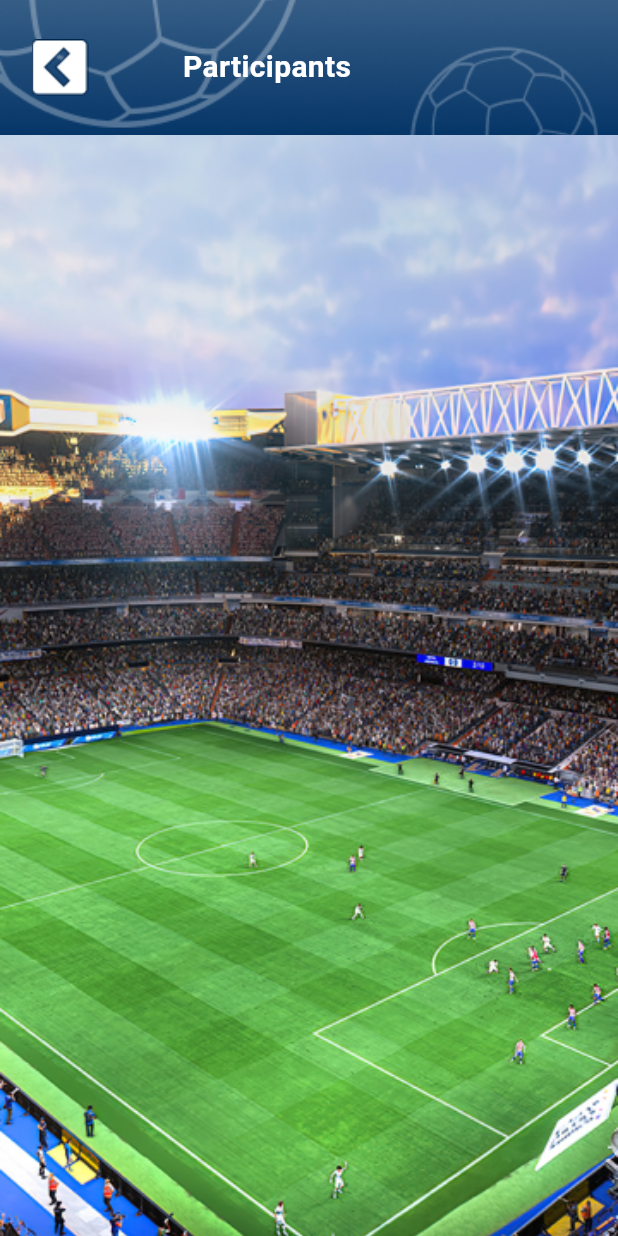
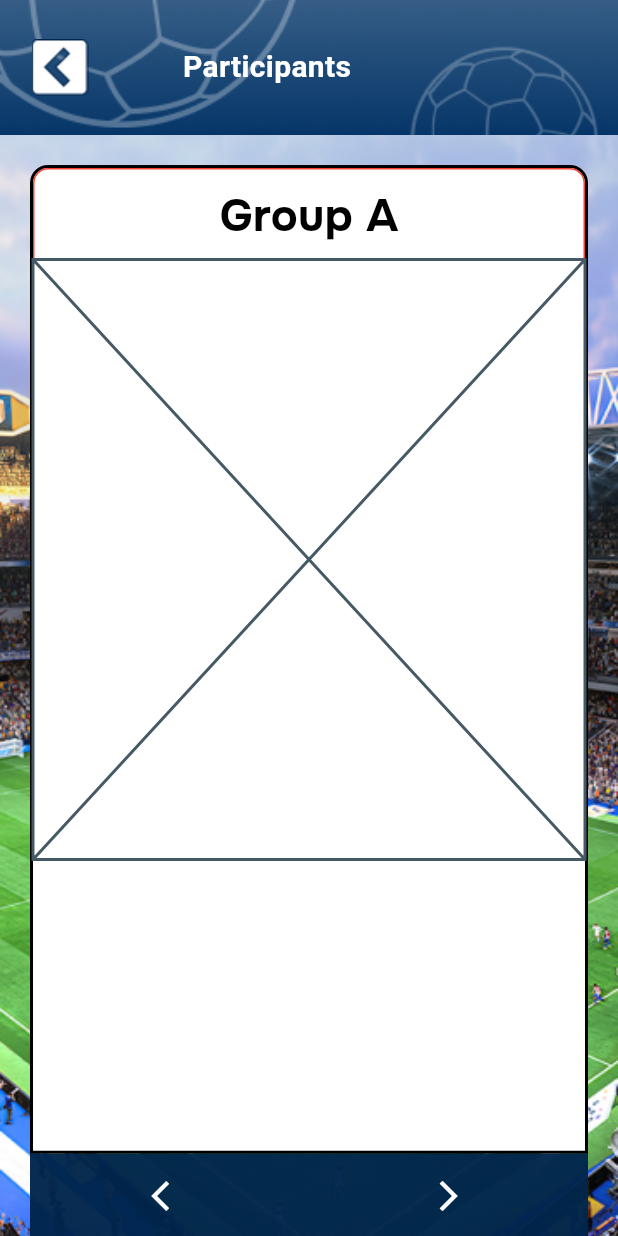
Before and after one commit to Mekdim12/Sport-Events-Game-Mobile-App, a Flutter app: the ParticipantsWidget screen opened directly, on a phone screen of 412 x 824 dp. Run offline on Flutter 3.47's test engine with Material 3 defaults, Android fonts, the phone set to English and light mode, and no system bars; our stand-ins replace google_fonts.

Commit message:
feat: Add google_fonts dependency and CustomTable component

```diff
--- /dev/null
+++ b/lib/components/custom_table.dart
@@ -0,0 +1,79 @@
+import 'package:flutter/material.dart';
+import 'package:google_fonts/google_fonts.dart';
+
+class CustomTable extends StatefulWidget {
+  final dynamic content;
+  final double heightOfComponent;
+  final bool isComponentLabel;
+
+  const CustomTable(this.content, this.heightOfComponent, this.isComponentLabel,
+      {super.key});
+
+  @override
+  State<CustomTable> createState() => _CustomTableState();
+}
+
+class _CustomTableState extends State<CustomTable> {
+  @override
+  Widget build(BuildContext context) {
+    if (widget.isComponentLabel) {
+      return CustomTableLabel(widget.content, widget.heightOfComponent);
+    } else {
+      return CustomTableBody(widget.content, widget.heightOfComponent);
+    }
+  }
+}
+
+class CustomTableLabel extends StatefulWidget {
+  final dynamic content;
+  final double heightOfComponent;
+
+  const CustomTableLabel(this.content, this.heightOfComponent, {super.key});
+
+  @override
+  State<CustomTableLabel> createState() => _CustomTableLabelState();
+}
+
+class _CustomTableLabelState extends State<CustomTableLabel> {
+  bool isNextButtonDisabled = false;
+  bool isPreviousButtonDisabled = false;
+  @override
+  Widget build(BuildContext context) {
+    return Container(
+
+      padding: EdgeInsets.all(widget.content['padding']),
+      decoration: BoxDecoration(
+         border: Border.all(color: Colors.red),
+         borderRadius: widget.content['border_radius'],
+      ),
+      height: widget.heightOfComponent,
+     child: Center(
+
+        child: Text(
+          widget.content['label'],
+          style: GoogleFonts.onest(
+            color:Colors.black,
+            fontSize:30,
+            fontWeight: FontWeight.bold,
+          ),
+
+        ),
+      )
+    );
+  }
+}
+class CustomTableBody extends StatefulWidget {
+  final dynamic content;
+  final double heightOfComponent;
+  const CustomTableBody(this.content, this.heightOfComponent, {super.key});
+
+  @override
+  State<CustomTableBody> createState() => _CustomTableBodyState();
+}
+
+class _CustomTableBodyState extends State<CustomTableBody> {
+  @override
+  Widget build(BuildContext context) {
+    return Placeholder();
+  }
+}
--- a/lib/screens/participants_screen.dart
+++ b/lib/screens/participants_screen.dart
@@ -1,6 +1,8 @@
 import 'package:flutter/material.dart';
+import 'package:flutter/widgets.dart';
 import '../components/nav_bar_header_with_button.dart';
 import '../screens/home_screen.dart';
+import '../components/custom_table.dart';
 
 class ParticipantsWidget extends StatefulWidget {
   const ParticipantsWidget({super.key});
@@ -10,6 +12,8 @@ class ParticipantsWidget extends StatefulWidget {
 }
 
 class _ParticipantsWidgetState extends State<ParticipantsWidget> {
+  bool isNextButtonDisabled = false;
+  bool isPreviousButtonDisabled = false;
   @override
   Widget build(BuildContext context) {
     final double screenWidth = MediaQuery.of(context).size.width;
@@ -29,7 +33,92 @@ class _ParticipantsWidgetState extends State<ParticipantsWidget> {
           ),
           const HeaderWidgetWithButton(HomePageWidget(), 'Participants'),
           Padding(
-            padding: const EdgeInsets.only(top: 200),
+            padding: const EdgeInsets.only(
+              top: 110,
+            ),
+            child: SingleChildScrollView(
+              child: Column(
+                children: [
+                  Container(
+                    width: screenWidth,
+                    decoration: const BoxDecoration(
+                        //  give border with width 1.0
+                        border: Border(
+                          top: BorderSide(width: 2.0, color: Colors.black),
+                          bottom: BorderSide(width: 2.0, color: Colors.black),
+                          left: BorderSide(width: 2.0, color: Colors.black),
+                          right: BorderSide(width: 2.0, color: Colors.black),
+                        ),
+                        color: Colors.white,
+                        borderRadius: BorderRadius.only(
+                            topLeft: Radius.circular(12),
+                            topRight: Radius.circular(12))),
+                    height: screenHeight * 0.8,
+                    margin: const EdgeInsets.symmetric(horizontal: 20),
+                    child: const Column(
+                      children: [
+                        CustomTable({
+                          'label': 'Group A',
+                          'border_radius': BorderRadius.only(
+                              topLeft: Radius.circular(10),
+                              topRight: Radius.circular(10)),
+                        'padding':10.0
+                        }, 61, true),
+                        CustomTable({
+                          'items':[],
+                          'border_radius': BorderRadius.zero,
+                          'padding':10.0
+                        }, 61, false),
+
+
+                      ],
+                    ),
+                  ),
+                  Row(
+                    children: [
+                      Expanded(
+                        flex: 1,
+                        child: GestureDetector(
+                          onTap: () {},
+                          child: Container(
+                            margin: const EdgeInsets.only(left: 20),
+                            height: 56,
+                            color: isPreviousButtonDisabled
+                                ? Color.fromARGB(88, 0, 0, 0)
+                                : Color.fromARGB(246, 0, 37, 76),
+                            child: Icon(
+                              Icons.arrow_back_ios,
+                              color: isPreviousButtonDisabled
+                                  ? Colors.transparent
+                                  : Colors.white,
+                            ),
+                          ),
+                        ),
+                      ),
+                      Expanded(
+                        flex: 1,
+                        child: GestureDetector(
+                          onTap: () {},
+                          child: Container(
+                            margin: const EdgeInsets.only(right: 20),
+                            height: 56,
+                            color: isNextButtonDisabled
+                                ? Color.fromARGB(88, 0, 0, 0)
+                                : Color.fromARGB(246, 0, 37, 76),
+                            child: Icon(
+                              Icons.arrow_forward_ios,
+                              color: isNextButtonDisabled
+                                  ? Colors.transparent
+                                  : Colors.white,
+                            ),
+                          ),
+                        ),
+                      ),
+                    ],
+                  )
+                ],
+              ),
+            ),
           ),
         ],
       ),
--- a/pubspec.yaml
+++ b/pubspec.yaml
@@ -35,6 +35,7 @@ dependencies:
   # The following adds the Cupertino Icons font to your application.
   # Use with the CupertinoIcons class for iOS style icons.
   cupertino_icons: ^1.0.6
+  google_fonts: ^6.2.1
 
 dev_dependencies:
   flutter_test:
```
Also changed, not shown: pubspec.lock.
